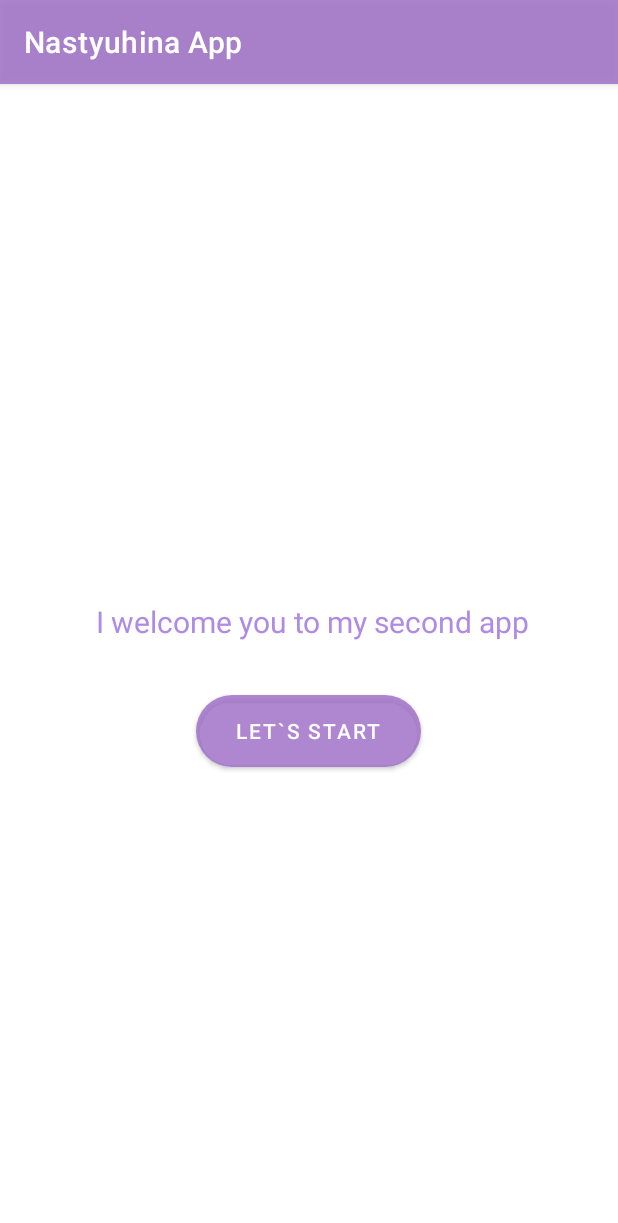
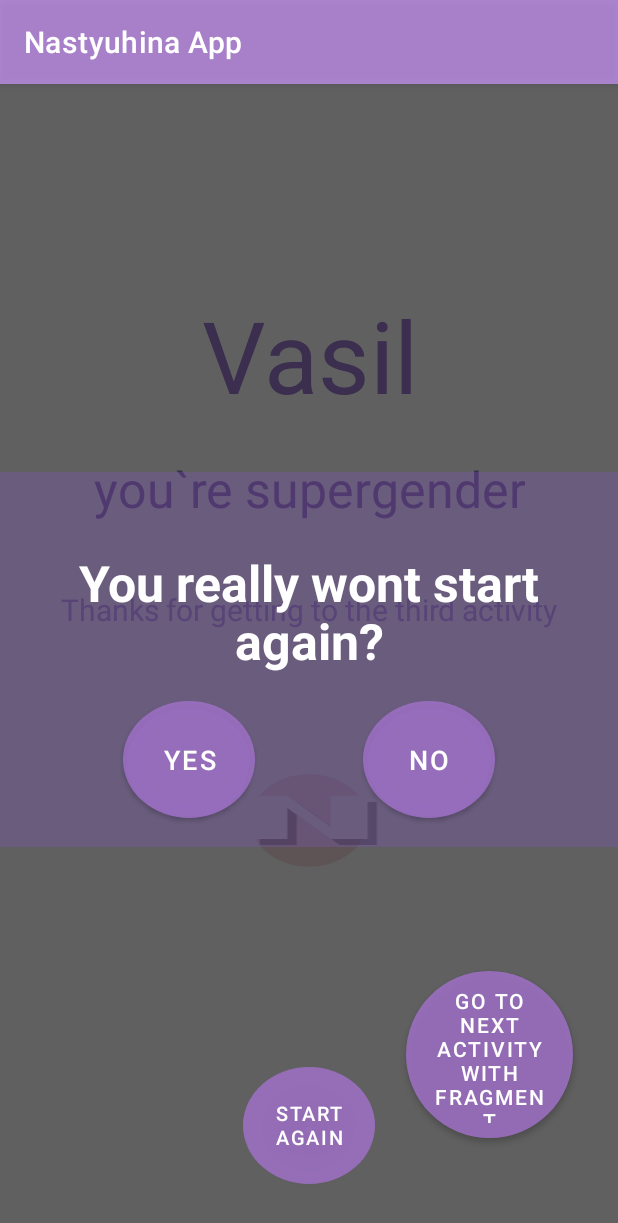
Before and after one commit to NastyuMi/Kotlin-XML, an Android app: the FirstFragment screen opened directly, with no data from a screen before it, after a tap on "START AGAIN", on a phone screen of 412 x 824 dp. Shown: the top 1223 px of the screen. Run offline under Robolectric (Android 15) with nearby library versions, the phone set to English and light mode, and no system bars.

Commit message:
Lab7 (add Fragments)

```diff
--- a/app/src/main/AndroidManifest.xml
+++ b/app/src/main/AndroidManifest.xml
@@ -13,7 +13,7 @@
         android:theme="@style/Theme.ApplicationWith3Activity"
         tools:targetApi="31">
         <activity
-            android:name=".MainActivity"
+            android:name=".MainFragmentActivity"
             android:exported="false">
             <meta-data
                 android:name="android.app.lib_name"
@@ -34,7 +34,7 @@
                 android:value="" />
         </activity>
         <activity
-            android:name=".MainFragmentActivity"
+            android:name=".MainActivity"
             android:exported="true">
             <intent-filter>
                 <action android:name="android.intent.action.MAIN" />
--- a/app/src/main/java/com/example/applicationwith3activity/FirstFragment.kt
+++ b/app/src/main/java/com/example/applicationwith3activity/FirstFragment.kt
@@ -1,10 +1,12 @@
 package com.example.applicationwith3activity
 
+import android.content.Intent
 import android.os.Bundle
 import androidx.fragment.app.Fragment
 import android.view.LayoutInflater
 import android.view.View
 import android.view.ViewGroup
+import androidx.navigation.fragment.findNavController
 import com.example.applicationwith3activity.databinding.FragmentFirstBinding
 
 class FirstFragment : Fragment() {
@@ -24,9 +26,15 @@ class FirstFragment : Fragment() {
     override fun onViewCreated(view: View, savedInstanceState: Bundle?) {
         super.onViewCreated(view, savedInstanceState)
 
-        binding.button.setOnClickListener{
-
+        binding.button.setOnClickListener(){
+           // binding.button.text="нажалась"
+            val action = FirstFragmentDirections.actionFirstFragmentToMainActivity()
+            findNavController().navigate(action)
         }
 
+        binding.buttonNO.setOnClickListener {
+            binding.root.alpha = 0F
+        }
     }
+
 }
--- a/app/src/main/java/com/example/applicationwith3activity/MainFragmentActivity.kt
+++ b/app/src/main/java/com/example/applicationwith3activity/MainFragmentActivity.kt
@@ -4,15 +4,16 @@ import android.annotation.SuppressLint
 import androidx.appcompat.app.AppCompatActivity
 import android.os.Bundle
 import com.example.applicationwith3activity.databinding.ActivityMainBinding
+import com.example.applicationwith3activity.databinding.ActivityMainFirstFragmentBinding
 
 class MainFragmentActivity : AppCompatActivity() {
-    private lateinit var binding: ActivityMainBinding
+    private lateinit var binding: ActivityMainFirstFragmentBinding
 
     @SuppressLint("MissingInflatedId")
     override fun onCreate(savedInstanceState: Bundle?) {
         super.onCreate(savedInstanceState)
 
-        binding= ActivityMainBinding.inflate(layoutInflater)
+        binding= ActivityMainFirstFragmentBinding.inflate(layoutInflater)
         setContentView(binding.root)
     }
 }
--- a/app/src/main/java/com/example/applicationwith3activity/SecondActivity.kt
+++ b/app/src/main/java/com/example/applicationwith3activity/SecondActivity.kt
@@ -5,6 +5,7 @@ import android.os.Bundle
 import android.util.Log
 import android.view.View
 import androidx.appcompat.app.AppCompatActivity
+import androidx.navigation.fragment.NavHostFragment
 import com.example.applicationwith3activity.databinding.ActivitySecondBinding
 
 class SecondActivity : AppCompatActivity() {
@@ -31,19 +32,20 @@ class SecondActivity : AppCompatActivity() {
         }
 
         binding.button3.setOnClickListener {
-            startActivity(Intent(this, MainActivity::class.java))
+            binding.fragment.alpha=1F
+            //startActivity(Intent(this, MainActivity::class.java))
         }
+
+        binding.fragment.alpha= 0F
 
         binding.button2.setOnClickListener(::buttonClick)
 
     }
 
     private fun buttonClick(v: View) {
-        //startActivity(Intent(this,MainFragmentActivity::class.java))
-        supportFragmentManager.beginTransaction()
-            .replace(binding.fragment.id, FirstFragment()) // place where to put fragment
-            .addToBackStack(null) // we want add fragment to backStack
-            .commit() // commit transaction
+        //binding.fragment.alpha=1F
+        startActivity(Intent(this,MainFragmentActivity::class.java))
+
     }
 
     override fun onDestroy(){
--- a/app/src/main/res/layout/fragment_first.xml
+++ b/app/src/main/res/layout/fragment_first.xml
@@ -22,11 +22,11 @@
         android:layout_width="match_parent"
         android:layout_height="87dp"
         android:layout_gravity="center"
-        android:text="@string/first_fragment"
+        android:text="@string/restart_fragment"
         android:textAlignment="center"
         android:textStyle="bold"
         android:textColor="#FFFFFF"
-        android:textSize="10pt"
+        android:textSize="15pt"
         android:layout_marginTop="-30dp"/>
 
     <Button
@@ -39,6 +39,21 @@
         android:height="35pt"
         android:background="@drawable/button_circle"
         android:gravity="center"
-        android:text="GO NEXT"
+        android:layout_marginRight="80dp"
+        android:text="YES"
+        android:textSize="8pt" />
+
+    <Button
+        android:id="@+id/buttonNO"
+        android:layout_width="wrap_content"
+        android:layout_height="wrap_content"
+        android:layout_gravity="center"
+        android:layout_marginTop="30pt"
+        android:width="30pt"
+        android:height="35pt"
+        android:background="@drawable/button_circle"
+        android:gravity="center"
+        android:layout_marginLeft="80dp"
+        android:text="NO"
         android:textSize="8pt" />
 </FrameLayout>
--- a/app/src/main/res/navigation/navigation_graph.xml
+++ b/app/src/main/res/navigation/navigation_graph.xml
@@ -10,12 +10,12 @@
         android:label="fragment_first"
         tools:layout="@layout/fragment_first" >
         <action
-            android:id="@+id/action_firstFragment_to_mainFragmentActivity2"
-            app:destination="@id/mainFragmentActivity2" />
+            android:id="@+id/action_firstFragment_to_mainActivity"
+            app:destination="@id/mainActivity" />
     </fragment>
     <activity
-        android:id="@+id/mainFragmentActivity2"
-        android:name="com.example.applicationwith3activity.MainFragmentActivity"
-        android:label="activity_main_first_fragment"
-        tools:layout="@layout/activity_main_first_fragment" />
+        android:id="@+id/mainActivity"
+        android:name="com.example.applicationwith3activity.MainActivity"
+        android:label="activity_main"
+        tools:layout="@layout/activity_main" />
 </navigation>
--- a/app/src/main/res/values/strings.xml
+++ b/app/src/main/res/values/strings.xml
@@ -2,5 +2,6 @@
     <string name="app_name">Nastyuhina App</string>
     <string name="user_name">Vasil</string>
     <!-- TODO: Remove or change this placeholder text -->
-    <string name="first_fragment">Nice!\n Now we can get acquainted.\n p.s. it's my first fragment</string>
+    <string name="fragment">Nice!\n Now we can get acquainted.\n p.s. it is my first fragment</string>
+    <string name="restart_fragment">You really wont start again?</string>
 </resources>
```
